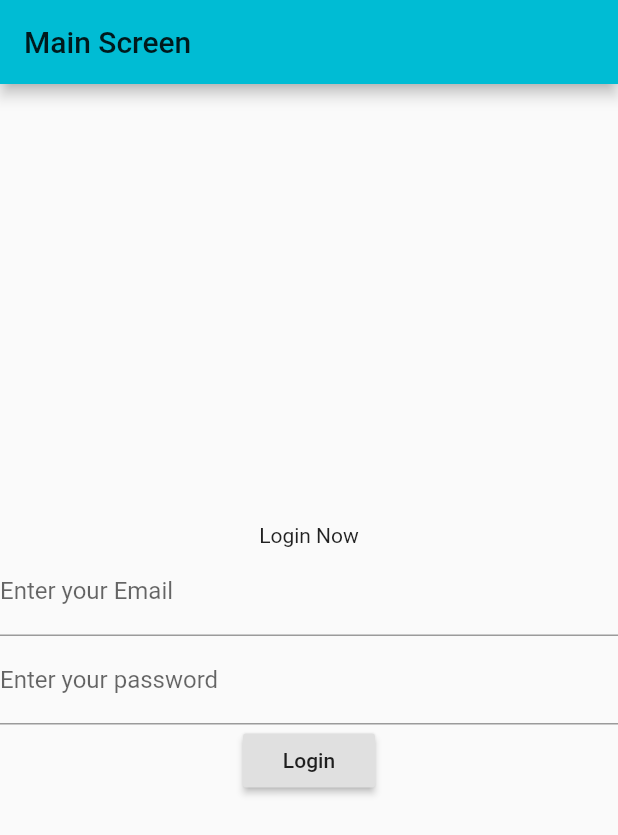
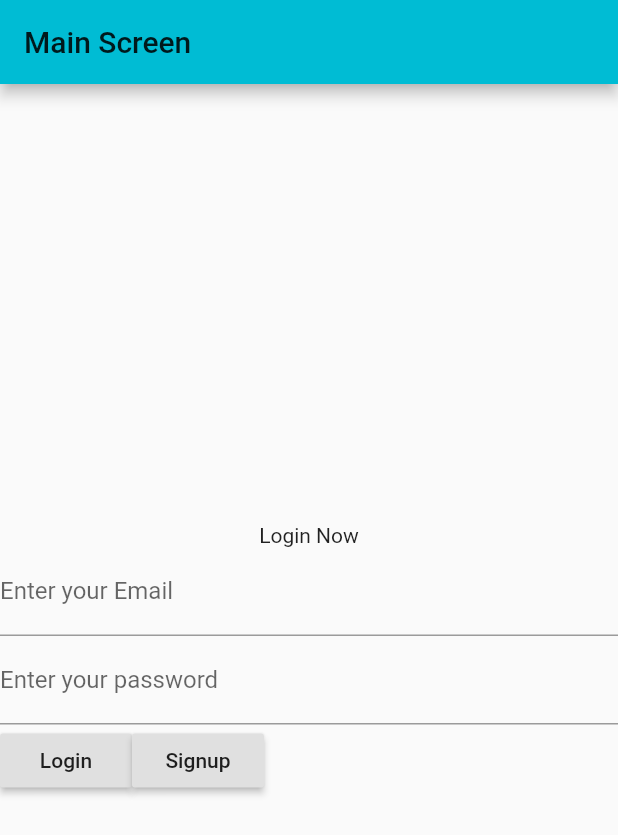
Before and after one commit to Shajeel-Afzal/nftp_flutter, a Flutter app: the screen it shows after launch, after a tap on "Login", on a phone screen of 412 x 824 dp. Shown: the top 835 px of the screen. Run offline on Flutter 3.47's test engine with Material 2 defaults, Android fonts, the phone set to English and light mode, and no system bars; missing offline and left inert: dart:html.

Commit message:
lecture # 3 flutter

```diff
--- a/hello_world/lib/main.dart
+++ b/hello_world/lib/main.dart
@@ -21,7 +21,15 @@ class MyApp extends StatelessWidget {
   }
 }
 
-class MainScreen extends StatelessWidget {
+class MainScreen extends StatefulWidget {
+  @override
+  _MainScreenState createState() => _MainScreenState();
+}
+
+class _MainScreenState extends State<MainScreen> {
+  final emailTextEditingController = TextEditingController();
+  final passwordController = TextEditingController();
+
   @override
   Widget build(BuildContext context) {
     return Scaffold(
@@ -33,12 +41,32 @@ class MainScreen extends StatelessWidget {
           children: [
             Text("Login Now"),
             TextField(
+              controller: emailTextEditingController,
               decoration: InputDecoration(labelText: "Enter your Email"),
             ),
             TextField(
+              obscureText: true,
+              controller: passwordController,
               decoration: InputDecoration(labelText: "Enter your password"),
             ),
-            RaisedButton(child: Text("Login"), onPressed: () {})
+            Center(
+              child: Row(children: [
+                RaisedButton(
+                  child: Text("Login"),
+                  onPressed: () {
+                    print(emailTextEditingController.text);
+                    print(passwordController.text);
+                  },
+                ),
+                RaisedButton(
+                  child: Text("Signup"),
+                  onPressed: () {
+                    print(emailTextEditingController.text);
+                    print(passwordController.text);
+                  },
+                ),
+              ]),
+            ),
           ],
         ),
       ),
```
